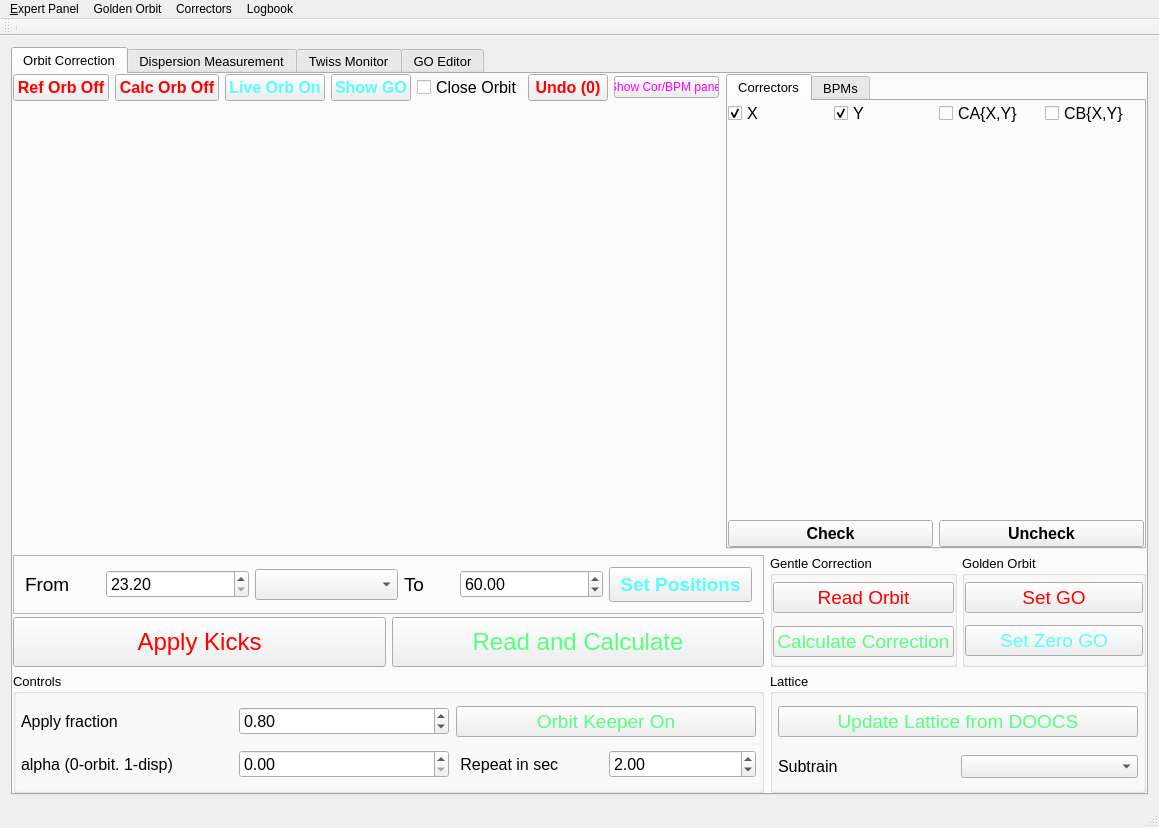
Above: gui/UImanul2.ui from sergey-tomin/manul before the change. Below: the same form after it.
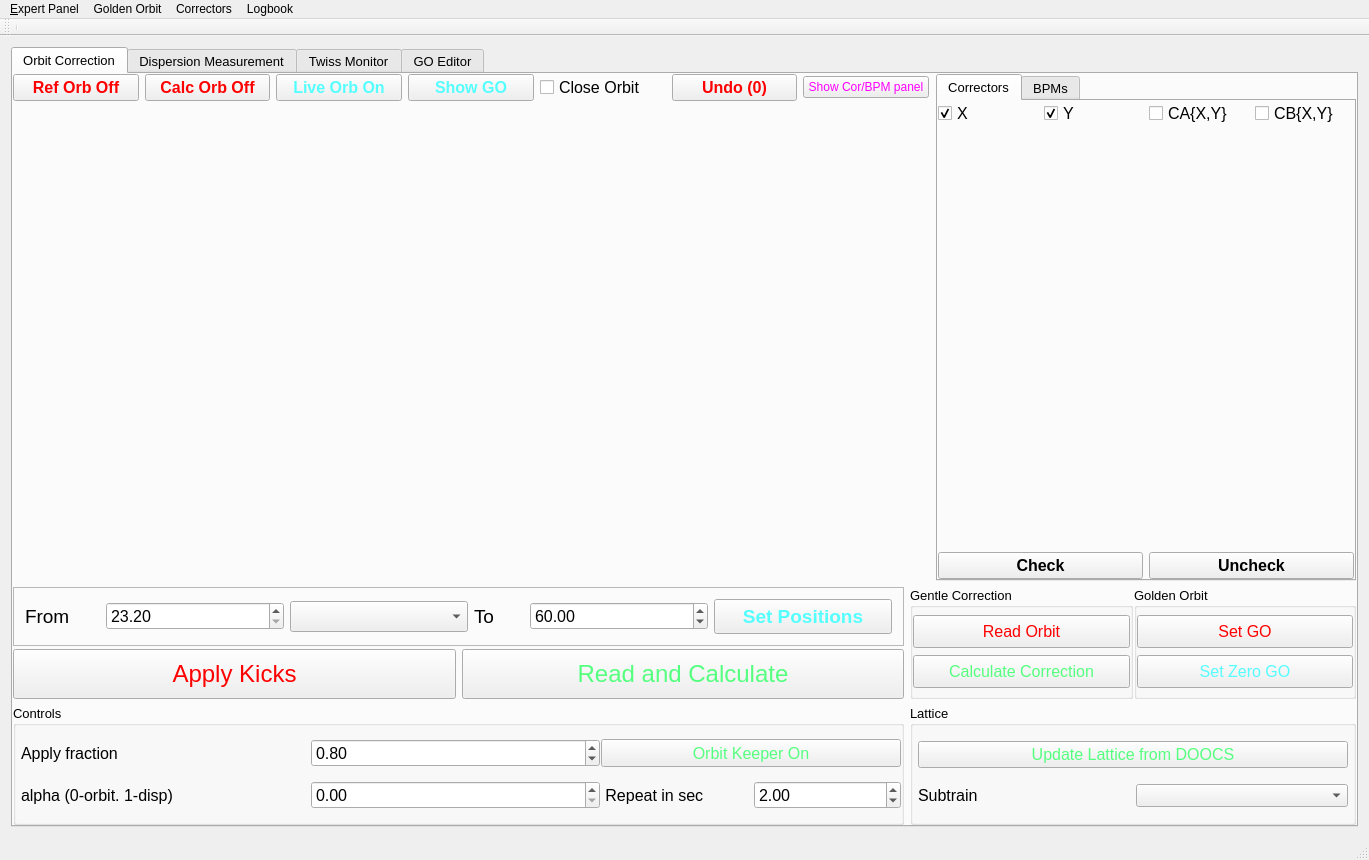
That is the form after the change.

Commit message: added new style (white) and adjust dark stile for windows

```diff
--- a/gui/UImanul2.ui
+++ b/gui/UImanul2.ui
@@ -6,8 +6,8 @@
    <rect>
     <x>0</x>
     <y>0</y>
-    <width>1159</width>
-    <height>828</height>
+    <width>1369</width>
+    <height>860</height>
    </rect>
   </property>
   <property name="minimumSize">
@@ -237,6 +237,12 @@
            </property>
            <item row="1" column="0" colspan="2">
             <widget class="QGroupBox" name="groupBox_4">
+             <property name="sizePolicy">
+              <sizepolicy hsizetype="Preferred" vsizetype="Preferred">
+               <horstretch>0</horstretch>
+               <verstretch>0</verstretch>
+              </sizepolicy>
+             </property>
              <property name="minimumSize">
               <size>
                <width>0</width>
@@ -259,15 +265,12 @@
                <number>0</number>
               </property>
               <property name="rightMargin">
-               <number>5</number>
+               <number>0</number>
               </property>
               <property name="bottomMargin">
                <number>0</number>
               </property>
-              <property name="horizontalSpacing">
-               <number>7</number>
-              </property>
-              <property name="verticalSpacing">
+              <property name="spacing">
                <number>1</number>
               </property>
               <item row="0" column="1">
@@ -337,11 +340,11 @@
                 </property>
                 <property name="font">
                  <font>
-                  <pointsize>14</pointsize>
+                  <pointsize>12</pointsize>
                  </font>
                 </property>
                 <property name="styleSheet">
-                 <string notr="true">color: rgb(85, 255, 127); font-size: 14pt;</string>
+                 <string notr="true">color: rgb(85, 255, 127); font-size: 12pt;</string>
                 </property>
                 <property name="text">
                  <string>Orbit Keeper On</string>
@@ -604,6 +607,12 @@
            </item>
            <item row="1" column="3">
             <widget class="QGroupBox" name="groupBox_5">
+             <property name="sizePolicy">
+              <sizepolicy hsizetype="Preferred" vsizetype="Preferred">
+               <horstretch>0</horstretch>
+               <verstretch>0</verstretch>
+              </sizepolicy>
+             </property>
              <property name="minimumSize">
               <size>
                <width>0</width>
@@ -631,6 +640,33 @@
               <property name="bottomMargin">
                <number>0</number>
               </property>
+              <property name="spacing">
+               <number>1</number>
+              </property>
+              <item row="0" column="0">
+               <widget class="QPushButton" name="pb_update_lat">
+                <property name="enabled">
+                 <bool>true</bool>
+                </property>
+                <property name="minimumSize">
+                 <size>
+                  <width>0</width>
+                  <height>0</height>
+                 </size>
+                </property>
+                <property name="font">
+                 <font>
+                  <pointsize>12</pointsize>
+                 </font>
+                </property>
+                <property name="styleSheet">
+                 <string notr="true">color: rgb(85, 255, 127); font-size: 12pt;</string>
+                </property>
+                <property name="text">
+                 <string>Update Lattice from DOOCS</string>
+                </property>
+               </widget>
+              </item>
               <item row="1" column="0">
                <layout class="QHBoxLayout" name="horizontalLayout">
                 <item>
@@ -656,40 +692,22 @@
                 </item>
                </layout>
               </item>
-              <item row="0" column="0">
-               <widget class="QPushButton" name="pb_update_lat">
-                <property name="enabled">
-                 <bool>true</bool>
-                </property>
-                <property name="minimumSize">
-                 <size>
-                  <width>0</width>
-                  <height>0</height>
-                 </size>
-                </property>
-                <property name="font">
-                 <font>
-                  <pointsize>14</pointsize>
-                 </font>
-                </property>
-                <property name="styleSheet">
-                 <string notr="true">color: rgb(85, 255, 127); font-size: 14pt;</string>
-                </property>
-                <property name="text">
-                 <string>Update Lattice from DOOCS</string>
-                </property>
-               </widget>
-              </item>
              </layout>
             </widget>
            </item>
            <item row="0" column="3">
             <layout class="QHBoxLayout" name="horizontalLayout_2">
              <property name="spacing">
-              <number>5</number>
+              <number>1</number>
              </property>
              <item>
               <widget class="QGroupBox" name="groupBox_11">
+               <property name="sizePolicy">
+                <sizepolicy hsizetype="Preferred" vsizetype="Preferred">
+                 <horstretch>0</horstretch>
+                 <verstretch>0</verstretch>
+                </sizepolicy>
+               </property>
                <property name="minimumSize">
                 <size>
                  <width>0</width>
@@ -713,7 +731,7 @@
                  <number>0</number>
                 </property>
                 <property name="verticalSpacing">
-                 <number>7</number>
+                 <number>0</number>
                 </property>
                 <item row="0" column="0">
                  <widget class="QPushButton" name="pb_read_orbit">
@@ -732,18 +750,16 @@
                   <property name="maximumSize">
                    <size>
                     <width>16777215</width>
-                    <height>16777215</height>
+                    <height>33</height>
                    </size>
                   </property>
                   <property name="font">
                    <font>
-                    <pointsize>14</pointsize>
-                    <weight>50</weight>
-                    <bold>false</bold>
+                    <pointsize>12</pointsize>
                    </font>
                   </property>
                   <property name="styleSheet">
-                   <string notr="true">color: rgb(255, 0, 0); font-size: 14pt;</string>
+                   <string notr="true">color: rgb(255, 0, 0); font-size: 12pt;</string>
                   </property>
                   <property name="text">
                    <string>Read Orbit</string>
@@ -767,16 +783,16 @@
                   <property name="maximumSize">
                    <size>
                     <width>16777215</width>
-                    <height>16777215</height>
+                    <height>33</height>
                    </size>
                   </property>
                   <property name="font">
                    <font>
-                    <pointsize>14</pointsize>
+                    <pointsize>12</pointsize>
                    </font>
                   </property>
                   <property name="styleSheet">
-                   <string notr="true">color: rgb(85, 255, 127); font-size: 14pt;</string>
+                   <string notr="true">color: rgb(85, 255, 127); font-size: 12pt;</string>
                   </property>
                   <property name="text">
                    <string>Calculate Correction</string>
@@ -788,6 +804,12 @@
              </item>
              <item>
               <widget class="QGroupBox" name="groupBox_6">
+               <property name="sizePolicy">
+                <sizepolicy hsizetype="Preferred" vsizetype="Preferred">
+                 <horstretch>0</horstretch>
+                 <verstretch>0</verstretch>
+                </sizepolicy>
+               </property>
                <property name="title">
                 <string>Golden Orbit</string>
                </property>
@@ -804,6 +826,9 @@
                 <property name="bottomMargin">
                  <number>0</number>
                 </property>
+                <property name="verticalSpacing">
+                 <number>0</number>
+                </property>
                 <item row="0" column="0">
                  <widget class="QPushButton" name="pb_set_golden">
                   <property name="sizePolicy">
@@ -821,18 +846,16 @@
                   <property name="maximumSize">
                    <size>
                     <width>16777215</width>
-                    <height>16777215</height>
+                    <height>33</height>
                    </size>
                   </property>
                   <property name="font">
                    <font>
-                    <pointsize>14</pointsize>
-                    <weight>50</weight>
-                    <bold>false</bold>
+                    <pointsize>12</pointsize>
                    </font>
                   </property>
                   <property name="styleSheet">
-                   <string notr="true">color: rgb(255, 0, 0); font-size: 14pt;</string>
+                   <string notr="true">color: rgb(255, 0, 0); font-size: 12pt;</string>
                   </property>
                   <property name="text">
                    <string>Set GO</string>
@@ -856,16 +879,16 @@
                   <property name="maximumSize">
                    <size>
                     <width>16777215</width>
-                    <height>16777215</height>
+                    <height>33</height>
                    </size>
                   </property>
                   <property name="font">
                    <font>
-                    <pointsize>14</pointsize>
+                    <pointsize>12</pointsize>
                    </font>
                   </property>
                   <property name="styleSheet">
-                   <string notr="true">color: rgb(85, 255, 255); font-size: 14pt;</string>
+                   <string notr="true">color: rgb(85, 255, 255); font-size: 12pt;</string>
                   </property>
                   <property name="text">
                    <string>Set Zero GO</string>
@@ -2122,8 +2145,8 @@
     <rect>
      <x>0</x>
      <y>0</y>
-     <width>1159</width>
-     <height>22</height>
+     <width>1369</width>
+     <height>26</height>
     </rect>
    </property>
    <widget class="QMenu" name="menu_File">
```
Left out of the diff: 128 changed lines with no effect on the pictures. The commit also changes 5 other files.
